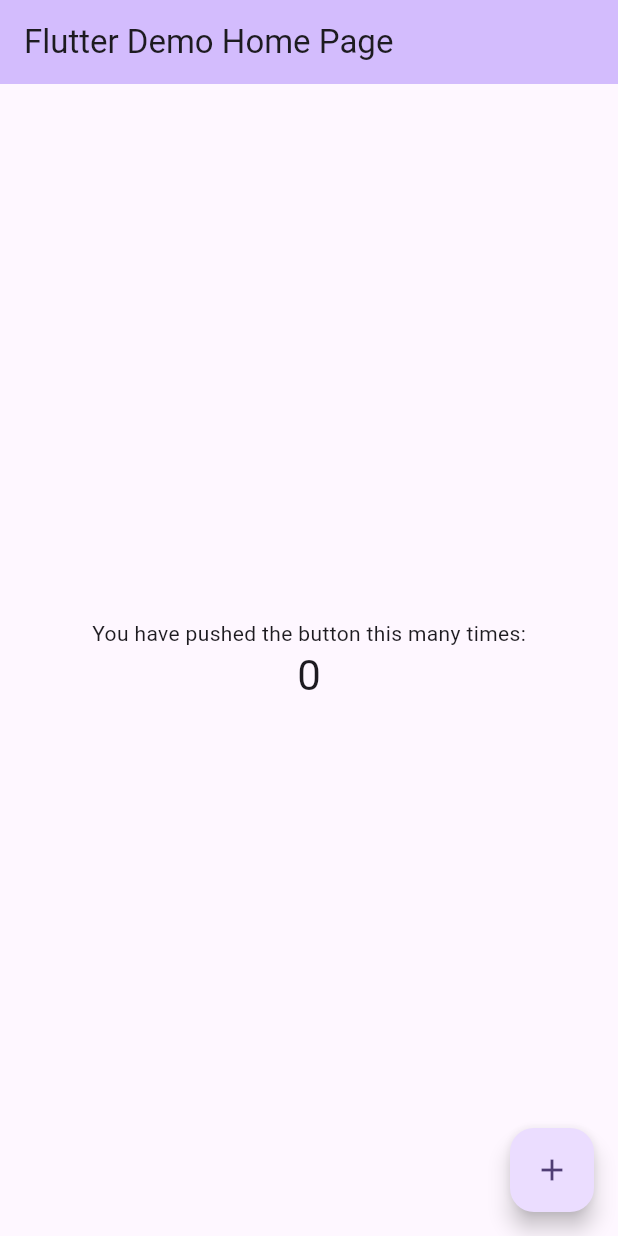
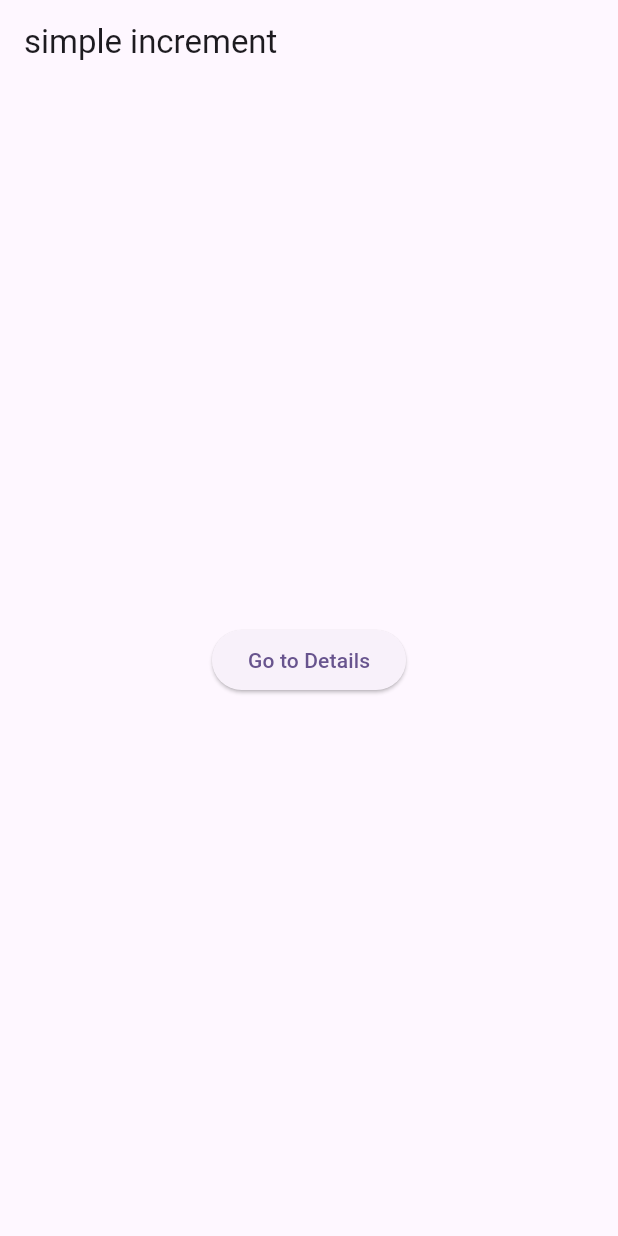
Before and after one commit to Sushil-Chand/Flutter_Project, a Flutter app: the screen it shows after launch, on a phone screen of 412 x 824 dp. Run offline on Flutter 3.47's test engine with Material 3 defaults, Android fonts, the phone set to English and light mode, and no system bars.

Commit message:
Experiment with Layout Widgets and navigation

```diff
--- a/lib/main.dart
+++ b/lib/main.dart
@@ -1,3 +1,4 @@
+import 'package:firstproject/pages/home_page.dart';
 import 'package:flutter/material.dart';
 
 void main() {
@@ -7,119 +8,17 @@ void main() {
 class MyApp extends StatelessWidget {
   const MyApp({super.key});
 
-  // This widget is the root of your application.
   @override
   Widget build(BuildContext context) {
     return MaterialApp(
       title: 'Flutter Demo',
+      debugShowCheckedModeBanner: false,
       theme: ThemeData(
-        // This is the theme of your application.
-        //
-        // TRY THIS: Try running your application with "flutter run". You'll see
-        // the application has a purple toolbar. Then, without quitting the app,
-        // try changing the seedColor in the colorScheme below to Colors.green
-        // and then invoke "hot reload" (save your changes or press the "hot
-        // reload" button in a Flutter-supported IDE, or press "r" if you used
-        // the command line to start the app).
-        //
-        // Notice that the counter didn't reset back to zero; the application
-        // state is not lost during the reload. To reset the state, use hot
-        // restart instead.
-        //
-        // This works for code too, not just values: Most code changes can be
-        // tested with just a hot reload.
         colorScheme: ColorScheme.fromSeed(seedColor: Colors.deepPurple),
         useMaterial3: true,
       ),
-      home: const MyHomePage(title: 'Flutter Demo Home Page'),
+      home: const HomePage(),
+
     );
   }
 }
-
-class MyHomePage extends StatefulWidget {
-  const MyHomePage({super.key, required this.title});
-
-  // This widget is the home page of your application. It is stateful, meaning
-  // that it has a State object (defined below) that contains fields that affect
-  // how it looks.
-
-  // This class is the configuration for the state. It holds the values (in this
-  // case the title) provided by the parent (in this case the App widget) and
-  // used by the build method of the State. Fields in a Widget subclass are
-  // always marked "final".
-
-  final String title;
-
-  @override
-  State<MyHomePage> createState() => _MyHomePageState();
-}
-
-class _MyHomePageState extends State<MyHomePage> {
-  int _counter = 0;
-
-  void _incrementCounter() {
-    setState(() {
-      // This call to setState tells the Flutter framework that something has
-      // changed in this State, which causes it to rerun the build method below
-      // so that the display can reflect the updated values. If we changed
-      // _counter without calling setState(), then the build method would not be
-      // called again, and so nothing would appear to happen.
-      _counter++;
-    });
-  }
-
-  @override
-  Widget build(BuildContext context) {
-    // This method is rerun every time setState is called, for instance as done
-    // by the _incrementCounter method above.
-    //
-    // The Flutter framework has been optimized to make rerunning build methods
-    // fast, so that you can just rebuild anything that needs updating rather
-    // than having to individually change instances of widgets.
-    return Scaffold(
-      appBar: AppBar(
-        // TRY THIS: Try changing the color here to a specific color (to
-        // Colors.amber, perhaps?) and trigger a hot reload to see the AppBar
-        // change color while the other colors stay the same.
-        backgroundColor: Theme.of(context).colorScheme.inversePrimary,
-        // Here we take the value from the MyHomePage object that was created by
-        // the App.build method, and use it to set our appbar title.
-        title: Text(widget.title),
-      ),
-      body: Center(
-        // Center is a layout widget. It takes a single child and positions it
-        // in the middle of the parent.
-        child: Column(
-          // Column is also a layout widget. It takes a list of children and
-          // arranges them vertically. By default, it sizes itself to fit its
-          // children horizontally, and tries to be as tall as its parent.
-          //
-          // Column has various properties to control how it sizes itself and
-          // how it positions its children. Here we use mainAxisAlignment to
-          // center the children vertically; the main axis here is the vertical
-          // axis because Columns are vertical (the cross axis would be
-          // horizontal).
-          //
-          // TRY THIS: Invoke "debug painting" (choose the "Toggle Debug Paint"
-          // action in the IDE, or press "p" in the console), to see the
-          // wireframe for each widget.
-          mainAxisAlignment: MainAxisAlignment.center,
-          children: <Widget>[
-            const Text(
-              'You have pushed the button this many times:',
-            ),
-            Text(
-              '$_counter',
-              style: Theme.of(context).textTheme.headlineMedium,
-            ),
-          ],
-        ),
-      ),
-      floatingActionButton: FloatingActionButton(
-        onPressed: _incrementCounter,
-        tooltip: 'Increment',
-        child: const Icon(Icons.add),
-      ), // This trailing comma makes auto-formatting nicer for build methods.
-    );
-  }
-}
--- /dev/null
+++ b/lib/pages/home_page.dart
@@ -0,0 +1,27 @@
+import 'package:firstproject/pages/simple_increment_page.dart';
+import 'package:flutter/material.dart';
+
+class HomePage extends StatelessWidget {
+  const HomePage({super.key});
+
+  @override
+  Widget build(BuildContext context) {
+    return Scaffold(
+      appBar: AppBar(
+        title: Text('simple increment'),
+      ),
+      body: Center(
+        child: ElevatedButton(
+          onPressed: () {
+            // Navigate to the details screen
+            Navigator.push(
+              context,
+              MaterialPageRoute(builder: (context) => Simpleincrement(title: 'Simple Increment',)),
+            );
+          },
+          child: Text('Go to Details'),
+        ),
+      ),
+    );
+  }
+}
```
Also changed, not shown: lib/pages/simple_increment_page.dart (added, +46 -0 lines).
